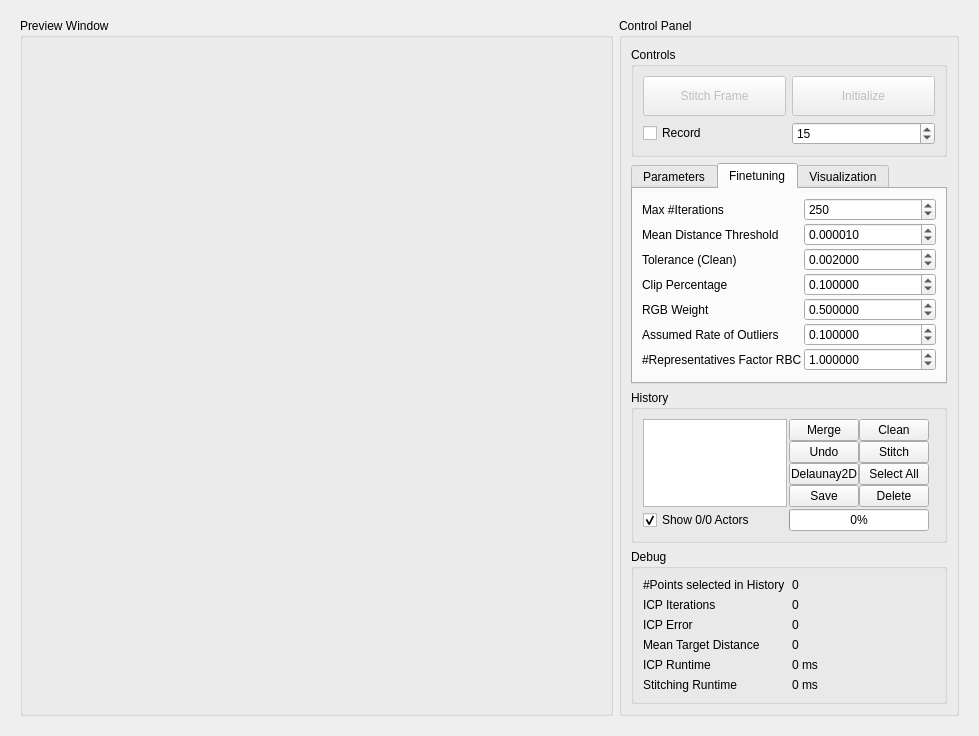
Before: the Qt Designer form master/seminar/StitchingWidget.ui in anygo/uniprojectsdn, drawn with Qt 5.
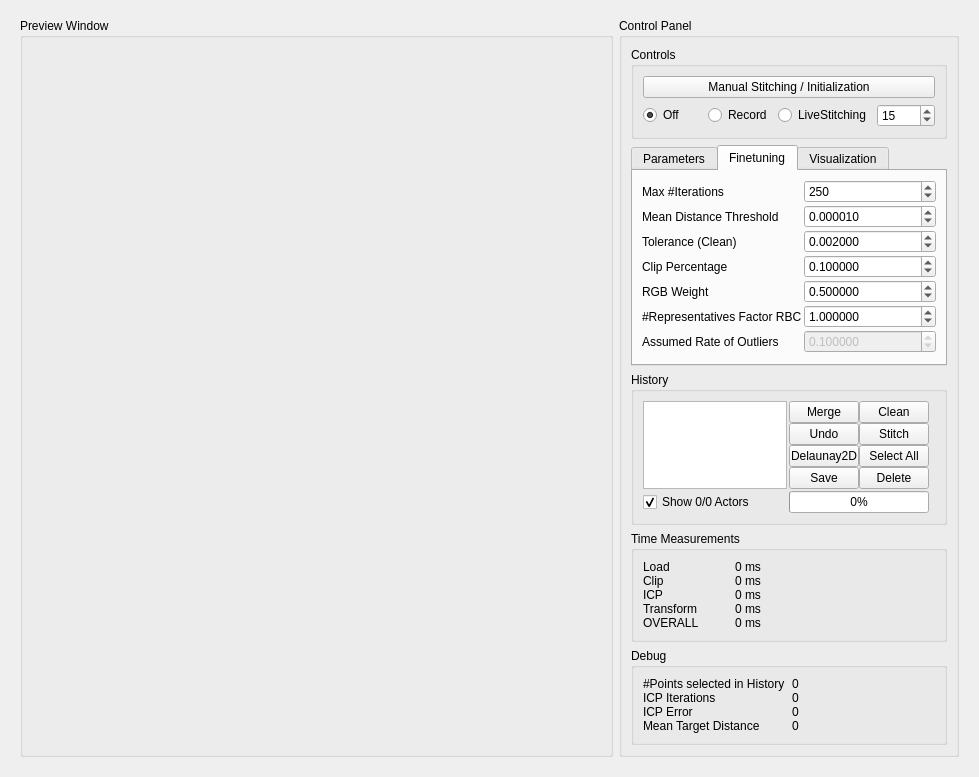
After: the same form once the commit is applied. The open tabs and pages were chosen to show the change. Custom widgets are drawn as their Qt base class.

Commit message: += "previous Transformation" now on GPU += time statistics += minor bugfixes

```diff
--- a/master/seminar/StitchingWidget.ui
+++ b/master/seminar/StitchingWidget.ui
@@ -7,7 +7,7 @@
     <x>0</x>
     <y>0</y>
     <width>979</width>
-    <height>676</height>
+    <height>711</height>
    </rect>
   </property>
   <property name="windowTitle">
@@ -74,76 +74,76 @@
            <property name="title">
             <string>Controls</string>
            </property>
-           <layout class="QGridLayout" name="gridLayout_5">
-            <item row="0" column="0">
-             <widget class="QPushButton" name="m_PushButtonLoadCleanStitch">
-              <property name="enabled">
-               <bool>false</bool>
-              </property>
-              <property name="minimumSize">
-               <size>
-                <width>0</width>
-                <height>40</height>
-               </size>
-              </property>
-              <property name="text">
-               <string>Stitch Frame</string>
-              </property>
-              <property name="checkable">
-               <bool>false</bool>
-              </property>
-             </widget>
+           <layout class="QVBoxLayout" name="verticalLayout_4">
+            <item>
+             <layout class="QHBoxLayout" name="horizontalLayout_4">
+              <item>
+               <widget class="QPushButton" name="m_PushButtonStitchFrame">
+                <property name="minimumSize">
+                 <size>
+                  <width>0</width>
+                  <height>0</height>
+                 </size>
+                </property>
+                <property name="text">
+                 <string>Manual Stitching / Initialization</string>
+                </property>
+                <property name="checkable">
+                 <bool>false</bool>
+                </property>
+               </widget>
+              </item>
+             </layout>
             </item>
-            <item row="1" column="1">
-             <widget class="QSpinBox" name="m_SpinBoxFrameStep">
-              <property name="enabled">
-               <bool>true</bool>
-              </property>
-              <property name="toolTip">
-               <string>record each n'th frame</string>
-              </property>
-              <property name="minimum">
-               <number>1</number>
-              </property>
-              <property name="maximum">
-               <number>1000</number>
-              </property>
-              <property name="singleStep">
-               <number>5</number>
-              </property>
-              <property name="value">
-               <number>15</number>
-              </property>
-             </widget>
-            </item>
-            <item row="0" column="1">
-             <widget class="QPushButton" name="m_PushButtonInitialize">
-              <property name="enabled">
-               <bool>false</bool>
-              </property>
-              <property name="minimumSize">
-               <size>
-                <width>0</width>
-                <height>40</height>
-               </size>
-              </property>
-              <property name="text">
-               <string>Initialize</string>
-              </property>
-              <property name="checkable">
-               <bool>false</bool>
-              </property>
-             </widget>
-            </item>
-            <item row="1" column="0">
-             <widget class="QCheckBox" name="m_CheckBoxRecord">
-              <property name="text">
-               <string>Record</string>
-              </property>
-              <property name="checked">
-               <bool>false</bool>
-              </property>
-             </widget>
+            <item>
+             <layout class="QHBoxLayout" name="horizontalLayout_3">
+              <item>
+               <widget class="QRadioButton" name="m_RadioButtonOff">
+                <property name="text">
+                 <string>Off</string>
+                </property>
+                <property name="checked">
+                 <bool>true</bool>
+                </property>
+               </widget>
+              </item>
+              <item>
+               <widget class="QRadioButton" name="m_RadioButtonRecord">
+                <property name="text">
+                 <string>Record</string>
+                </property>
+               </widget>
+              </item>
+              <item>
+               <widget class="QRadioButton" name="m_RadioButtonLiveStitching">
+                <property name="text">
+                 <string>LiveStitching</string>
+                </property>
+               </widget>
+              </item>
+              <item>
+               <widget class="QSpinBox" name="m_SpinBoxFrameStep">
+                <property name="enabled">
+                 <bool>true</bool>
+                </property>
+                <property name="toolTip">
+                 <string>record each n'th frame</string>
+                </property>
+                <property name="minimum">
+                 <number>1</number>
+                </property>
+                <property name="maximum">
+                 <number>1000</number>
+                </property>
+                <property name="singleStep">
+                 <number>5</number>
+                </property>
+                <property name="value">
+                 <number>15</number>
+                </property>
+               </widget>
+              </item>
+             </layout>
             </item>
            </layout>
           </widget>
@@ -469,29 +469,6 @@
                  </property>
                 </widget>
                </item>
-               <item row="5" column="1">
-                <widget class="QDoubleSpinBox" name="m_DoubleSpinBoxOutlierRate">
-                 <property name="decimals">
-                  <number>6</number>
-                 </property>
-                 <property name="maximum">
-                  <double>0.990000000000000</double>
-                 </property>
-                 <property name="singleStep">
-                  <double>0.050000000000000</double>
-                 </property>
-                 <property name="value">
-                  <double>0.100000000000000</double>
-                 </property>
-                </widget>
-               </item>
-               <item row="5" column="0">
-                <widget class="QLabel" name="label_17">
-                 <property name="text">
-                  <string>Assumed Rate of Outliers</string>
-                 </property>
-                </widget>
-               </item>
                <item row="6" column="0">
                 <widget class="QLabel" name="label_18">
                  <property name="toolTip">
@@ -521,6 +498,32 @@
                  </property>
                 </widget>
                </item>
+               <item row="7" column="0">
+                <widget class="QLabel" name="label_17">
+                 <property name="text">
+                  <string>Assumed Rate of Outliers</string>
+                 </property>
+                </widget>
+               </item>
+               <item row="7" column="1">
+                <widget class="QDoubleSpinBox" name="m_DoubleSpinBoxOutlierRate">
+                 <property name="enabled">
+                  <bool>false</bool>
+                 </property>
+                 <property name="decimals">
+                  <number>6</number>
+                 </property>
+                 <property name="maximum">
+                  <double>0.990000000000000</double>
+                 </property>
+                 <property name="singleStep">
+                  <double>0.050000000000000</double>
+                 </property>
+                 <property name="value">
+                  <double>0.100000000000000</double>
+                 </property>
+                </widget>
+               </item>
               </layout>
              </item>
             </layout>
@@ -875,12 +878,118 @@
            </layout>
           </widget>
          </item>
+         <item>
+          <widget class="QGroupBox" name="groupBox_7">
+           <property name="title">
+            <string>Time Measurements</string>
+           </property>
+           <layout class="QGridLayout" name="gridLayout_10">
+            <property name="verticalSpacing">
+             <number>0</number>
+            </property>
+            <item row="3" column="0">
+             <widget class="QLabel" name="label_21">
+              <property name="text">
+               <string>Transform</string>
+              </property>
+             </widget>
+            </item>
+            <item row="0" column="0">
+             <widget class="QLabel" name="label_23">
+              <property name="text">
+               <string>Load</string>
+              </property>
+             </widget>
+            </item>
+            <item row="1" column="0">
+             <widget class="QLabel" name="label_24">
+              <property name="text">
+               <string>Clip</string>
+              </property>
+             </widget>
+            </item>
+            <item row="2" column="0">
+             <widget class="QLabel" name="label_22">
+              <property name="text">
+               <string>ICP</string>
+              </property>
+             </widget>
+            </item>
+            <item row="0" column="1">
+             <widget class="QLabel" name="m_LabelTimeLoad">
+              <property name="minimumSize">
+               <size>
+                <width>200</width>
+                <height>0</height>
+               </size>
+              </property>
+              <property name="frameShadow">
+               <enum>QFrame::Plain</enum>
+              </property>
+              <property name="text">
+               <string>0 ms</string>
+              </property>
+             </widget>
+            </item>
+            <item row="1" column="1">
+             <widget class="QLabel" name="m_LabelTimeClip">
+              <property name="frameShadow">
+               <enum>QFrame::Plain</enum>
+              </property>
+              <property name="text">
+               <string>0 ms</string>
+              </property>
+             </widget>
+            </item>
+            <item row="2" column="1">
+             <widget class="QLabel" name="m_LabelTimeICP">
+              <property name="frameShadow">
+               <enum>QFrame::Plain</enum>
+              </property>
+              <property name="text">
+               <string>0 ms</string>
+              </property>
+             </widget>
+            </item>
+            <item row="3" column="1">
+             <widget class="QLabel" name="m_LabelTimeTransform">
+              <property name="frameShadow">
+               <enum>QFrame::Plain</enum>
+              </property>
+              <property name="text">
+               <string>0 ms</string>
+              </property>
+             </widget>
+            </item>
+            <item row="4" column="0">
+             <widget class="QLabel" name="label_25">
+              <property name="text">
+               <string>OVERALL</string>
+              </property>
+             </widget>
+            </item>
+            <item row="4" column="1">
+             <widget class="QLabel" name="m_LabelTimeOverall">
+              <property name="frameShadow">
+               <enum>QFrame::Plain</enum>
+              </property>
+              <property name="text">
+               <string>0 ms</string>
+              </property>
+             </widget>
+            </item>
+           </layout>
+          </widget>
+         </item>
          <item>
           <widget class="QGroupBox" name="groupBox_6">
            <property name="title">
             <string>Debug</string>
            </property>
            <layout class="QGridLayout" name="gridLayout_4">
+            <property name="verticalSpacing">
+             <number>0</number>
+            </property>
             <item row="1" column="0">
              <widget class="QLabel" name="label_4">
               <property name="text">
@@ -932,40 +1041,6 @@
               </property>
              </widget>
             </item>
-            <item row="4" column="0">
-             <widget class="QLabel" name="label_15">
-              <property name="text">
-               <string>ICP Runtime</string>
-              </property>
-             </widget>
-            </item>
-            <item row="4" column="1">
-             <widget class="QLabel" name="m_LabelICPRuntime">
-              <property name="frameShadow">
-               <enum>QFrame::Plain</enum>
-              </property>
-              <property name="text">
-               <string>0 ms</string>
-              </property>
-             </widget>
-            </item>
-            <item row="6" column="0">
-             <widget class="QLabel" name="label_16">
-              <property name="text">
-               <string>Stitching Runtime</string>
-              </property>
-             </widget>
-            </item>
-            <item row="6" column="1">
-             <widget class="QLabel" name="m_LabelStitchTime">
-              <property name="frameShadow">
-               <enum>QFrame::Plain</enum>
-              </property>
-              <property name="text">
-               <string>0 ms</string>
-              </property>
-             </widget>
-            </item>
             <item row="3" column="0">
              <widget class="QLabel" name="label_19">
               <property name="text">
```
Left out of the diff: 25 changed lines with no effect on the pictures. The commit also changes 8 other files.
